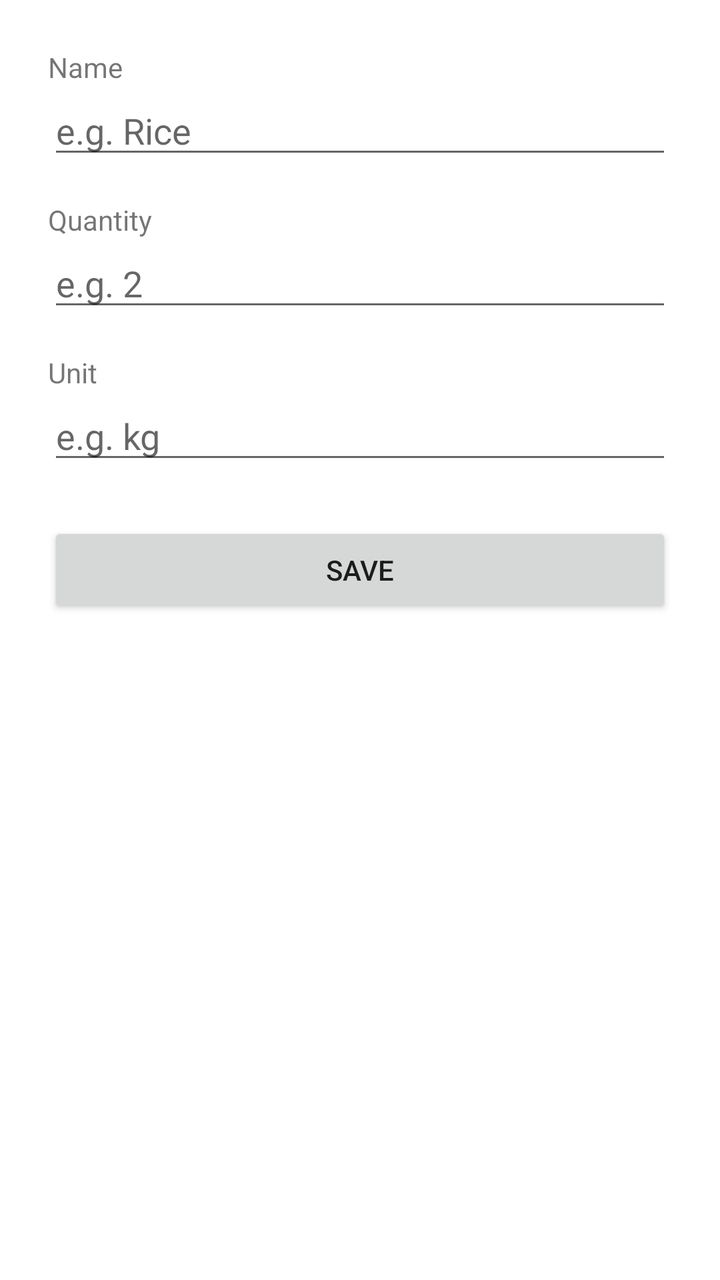
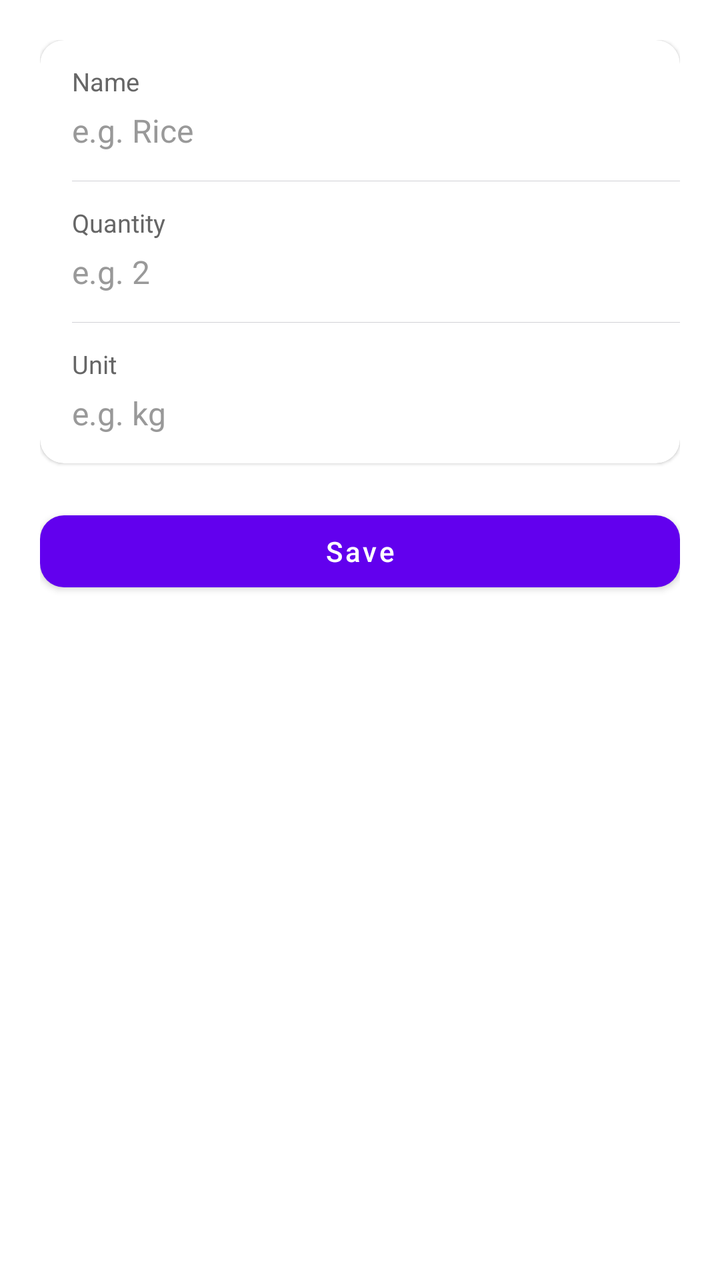

Compare the two renders of this Android layout. The source of the first and the diff that turns it into the second are given below.
<!-- AndroidManifest.xml: application theme Theme.PantryBasic -->
<!-- res/layout/activity_add_edit_ingredient.xml -->
<?xml version="1.0" encoding="utf-8"?>
<LinearLayout xmlns:android="http://schemas.android.com/apk/res/android"
    android:layout_width="match_parent"
    android:layout_height="match_parent"
    android:orientation="vertical"
    android:padding="24dp">

    <TextView
        android:layout_width="wrap_content"
        android:layout_height="wrap_content"
        android:text="@string/label_name"
        android:textSize="14sp" />

    <EditText
        android:id="@+id/editName"
        android:layout_width="match_parent"
        android:layout_height="wrap_content"
        android:hint="@string/hint_name"
        android:inputType="textCapSentences" />

    <TextView
        android:id="@+id/textErrorName"
        android:layout_width="match_parent"
        android:layout_height="wrap_content"
        android:layout_marginTop="4dp"
        android:textColor="#CC0000"
        android:textSize="13sp"
        android:visibility="gone" />

    <TextView
        android:layout_width="wrap_content"
        android:layout_height="wrap_content"
        android:layout_marginTop="16dp"
        android:text="@string/label_quantity"
        android:textSize="14sp" />

    <EditText
        android:id="@+id/editQuantity"
        android:layout_width="match_parent"
        android:layout_height="wrap_content"
        android:hint="@string/hint_quantity"
        android:inputType="numberDecimal" />

    <TextView
        android:id="@+id/textErrorQuantity"
        android:layout_width="match_parent"
        android:layout_height="wrap_content"
        android:layout_marginTop="4dp"
        android:textColor="#CC0000"
        android:textSize="13sp"
        android:visibility="gone" />

    <TextView
        android:layout_width="wrap_content"
        android:layout_height="wrap_content"
        android:layout_marginTop="16dp"
        android:text="@string/label_unit"
        android:textSize="14sp" />

    <EditText
        android:id="@+id/editUnit"
        android:layout_width="match_parent"
        android:layout_height="wrap_content"
        android:hint="@string/hint_unit"
        android:inputType="text" />

    <Button
        android:id="@+id/buttonSave"
        android:layout_width="match_parent"
        android:layout_height="wrap_content"
        android:layout_marginTop="24dp"
        android:text="@string/action_save" />

    <Button
        android:id="@+id/buttonDelete"
        android:layout_width="match_parent"
        android:layout_height="wrap_content"
        android:layout_marginTop="8dp"
        android:text="@string/action_delete"
        android:visibility="gone" />

</LinearLayout>
<!-- resources referenced by this layout -->
<resources>
  <string name="action_delete">Delete</string>
  <string name="action_save">Save</string>
  <string name="hint_name">e.g. Rice</string>
  <string name="hint_quantity">e.g. 2</string>
  <string name="hint_unit">e.g. kg</string>
  <string name="label_name">Name</string>
  <string name="label_quantity">Quantity</string>
  <string name="label_unit">Unit</string>
  <style name="Theme.PantryBasic" parent="Theme.MaterialComponents.DayNight.DarkActionBar">
          <item name="colorPrimary">@color/purple_500</item>
          <item name="colorPrimaryVariant">@color/purple_700</item>
          <item name="colorOnPrimary">@color/white</item>
          <item name="colorSecondary">@color/teal_200</item>
      </style>
  <color name="purple_500">#FF6200EE</color>
  <color name="purple_700">#FF3700B3</color>
  <color name="white">#FFFFFFFF</color>
  <color name="teal_200">#FF03DAC5</color>
</resources>

<!-- the commit's change to res/layout/activity_add_edit_ingredient.xml (unified diff, before → after) -->
@@ -1,82 +1,173 @@
 <?xml version="1.0" encoding="utf-8"?>
-<LinearLayout xmlns:android="http://schemas.android.com/apk/res/android"
+<ScrollView xmlns:android="http://schemas.android.com/apk/res/android"
+    xmlns:app="http://schemas.android.com/apk/res-auto"
     android:layout_width="match_parent"
     android:layout_height="match_parent"
-    android:orientation="vertical"
-    android:padding="24dp">
+    android:fillViewport="true">
 
-    <TextView
-        android:layout_width="wrap_content"
-        android:layout_height="wrap_content"
-        android:text="@string/label_name"
-        android:textSize="14sp" />
-
-    <EditText
-        android:id="@+id/editName"
+    <LinearLayout
         android:layout_width="match_parent"
         android:layout_height="wrap_content"
-        android:hint="@string/hint_name"
-        android:inputType="textCapSentences" />
+        android:orientation="vertical"
+        android:padding="20dp">
 
-    <TextView
-        android:id="@+id/textErrorName"
-        android:layout_width="match_parent"
-        android:layout_height="wrap_content"
-        android:layout_marginTop="4dp"
-        android:textColor="#CC0000"
-        android:textSize="13sp"
-        android:visibility="gone" />
+        <com.google.android.material.card.MaterialCardView
+            android:layout_width="match_parent"
+            android:layout_height="wrap_content"
+            app:cardCornerRadius="12dp"
+            app:cardElevation="1dp">
 
-    <TextView
-        android:layout_width="wrap_content"
-        android:layout_height="wrap_content"
-        android:layout_marginTop="16dp"
-        android:text="@string/label_quantity"
-        android:textSize="14sp" />
+            <LinearLayout
+                android:layout_width="match_parent"
+                android:layout_height="wrap_content"
+                android:orientation="vertical">
 
-    <EditText
-        android:id="@+id/editQuantity"
-        android:layout_width="match_parent"
-        android:layout_height="wrap_content"
-        android:hint="@string/hint_quantity"
-        android:inputType="numberDecimal" />
+                
+                <LinearLayout
+                    android:layout_width="match_parent"
+                    android:layout_height="wrap_content"
+                    android:orientation="vertical"
+                    android:paddingHorizontal="16dp"
+                    android:paddingTop="12dp"
+                    android:paddingBottom="12dp">
 
-    <TextView
-        android:id="@+id/textErrorQuantity"
-        android:layout_width="match_parent"
-        android:layout_height="wrap_content"
-        android:layout_marginTop="4dp"
-        android:textColor="#CC0000"
-        android:textSize="13sp"
-        android:visibility="gone" />
+                    <TextView
+                        android:layout_width="wrap_content"
+                        android:layout_height="wrap_content"
+                        android:text="@string/label_name"
+                        android:textColor="@color/text_secondary"
+                        android:textSize="12.5sp" />
 
-    <TextView
-        android:layout_width="wrap_content"
-        android:layout_height="wrap_content"
-        android:layout_marginTop="16dp"
-        android:text="@string/label_unit"
-        android:textSize="14sp" />
+                    <EditText
+                        android:id="@+id/editName"
+                        android:layout_width="match_parent"
+                        android:layout_height="wrap_content"
+                        android:layout_marginTop="3dp"
+                        android:background="@null"
+                        android:hint="@string/hint_name"
+                        android:inputType="textCapSentences"
+                        android:minHeight="26dp"
+                        android:padding="0dp"
+                        android:textColorHint="@color/text_tertiary"
+                        android:textSize="16sp" />
 
-    <EditText
-        android:id="@+id/editUnit"
-        android:layout_width="match_parent"
-        android:layout_height="wrap_content"
-        android:hint="@string/hint_unit"
-        android:inputType="text" />
+                    <TextView
+                        android:id="@+id/textErrorName"
+                        android:layout_width="match_parent"
+                        android:layout_height="wrap_content"
+                        android:layout_marginTop="5dp"
+                        android:textColor="@color/error"
+                        android:textSize="12.5sp"
+                        android:visibility="gone" />
+                </LinearLayout>
 
-    <Button
-        android:id="@+id/buttonSave"
-        android:layout_width="match_parent"
-        android:layout_height="wrap_content"
-        android:layout_marginTop="24dp"
-        android:text="@string/action_save" />
+                <View
+                    android:layout_width="match_parent"
+                    android:layout_height="1px"
+                    android:layout_marginStart="16dp"
+                    android:background="@color/divider" />
 
-    <Button
-        android:id="@+id/buttonDelete"
-        android:layout_width="match_parent"
-        android:layout_height="wrap_content"
-        android:layout_marginTop="8dp"
-        android:text="@string/action_delete"
-        android:visibility="gone" />
+                
+                <LinearLayout
+                    android:layout_width="match_parent"
+                    android:layout_height="wrap_content"
+                    android:orientation="vertical"
+                    android:paddingHorizontal="16dp"
+                    android:paddingTop="12dp"
+                    android:paddingBottom="12dp">
 
-</LinearLayout>
+                    <TextView
+                        android:layout_width="wrap_content"
+                        android:layout_height="wrap_content"
+                        android:text="@string/label_quantity"
+                        android:textColor="@color/text_secondary"
+                        android:textSize="12.5sp" />
+
+                    <EditText
+                        android:id="@+id/editQuantity"
+                        android:layout_width="match_parent"
+                        android:layout_height="wrap_content"
+                        android:layout_marginTop="3dp"
+                        android:background="@null"
+                        android:hint="@string/hint_quantity"
+                        android:inputType="numberDecimal"
+                        android:minHeight="26dp"
+                        android:padding="0dp"
+                        android:textColorHint="@color/text_tertiary"
+                        android:textSize="16sp" />
+
+                    <TextView
+                        android:id="@+id/textErrorQuantity"
+                        android:layout_width="match_parent"
+                        android:layout_height="wrap_content"
+                        android:layout_marginTop="5dp"
+                        android:textColor="@color/error"
+                        android:textSize="12.5sp"
+                        android:visibility="gone" />
+                </LinearLayout>
+
+                <View
+                    android:layout_width="match_parent"
+                    android:layout_height="1px"
+                    android:layout_marginStart="16dp"
+                    android:background="@color/divider" />
+
+                
+                <LinearLayout
+                    android:layout_width="match_parent"
+                    android:layout_height="wrap_content"
+                    android:orientation="vertical"
+                    android:paddingHorizontal="16dp"
+                    android:paddingTop="12dp"
+                    android:paddingBottom="12dp">
+
+                    <TextView
+                        android:layout_width="wrap_content"
+                        android:layout_height="wrap_content"
+                        android:text="@string/label_unit"
+                        android:textColor="@color/text_secondary"
+                        android:textSize="12.5sp" />
+
+                    <EditText
+                        android:id="@+id/editUnit"
+                        android:layout_width="match_parent"
+                        android:layout_height="wrap_content"
+                        android:layout_marginTop="3dp"
+                        android:background="@null"
+                        android:hint="@string/hint_unit"
+                        android:inputType="text"
+                        android:minHeight="26dp"
+                        android:padding="0dp"
+                        android:textColorHint="@color/text_tertiary"
+                        android:textSize="16sp" />
+                </LinearLayout>
+
+            </LinearLayout>
+
+        </com.google.android.material.card.MaterialCardView>
+
+        <com.google.android.material.button.MaterialButton
+            android:id="@+id/buttonSave"
+            android:layout_width="match_parent"
+            android:layout_height="wrap_content"
+            android:layout_marginTop="20dp"
+            android:text="@string/action_save"
+            android:textAllCaps="false"
+            app:cornerRadius="12dp" />
+
+        <com.google.android.material.button.MaterialButton
+            android:id="@+id/buttonDelete"
+            android:layout_width="match_parent"
+            android:layout_height="wrap_content"
+            android:layout_marginTop="10dp"
+            android:text="@string/action_delete"
+            android:textAllCaps="false"
+            android:textColor="@color/error"
+            android:visibility="gone"
+            app:backgroundTint="@color/error_bg"
+            app:cornerRadius="12dp"
+            app:elevation="0dp" />
+
+    </LinearLayout>
+
+</ScrollView>
<!-- resource entries referenced after the edit -->
@@ -1,5 +1,10 @@
 <!-- resources referenced by this layout -->
 <resources>
+  <color name="divider">#D1D1D6</color>
+  <color name="error">#CC0000</color>
+  <color name="error_bg">#FBEAEA</color>
+  <color name="text_secondary">#666666</color>
+  <color name="text_tertiary">#999999</color>
   <string name="action_delete">Delete</string>
   <string name="action_save">Save</string>
   <string name="hint_name">e.g. Rice</string>
